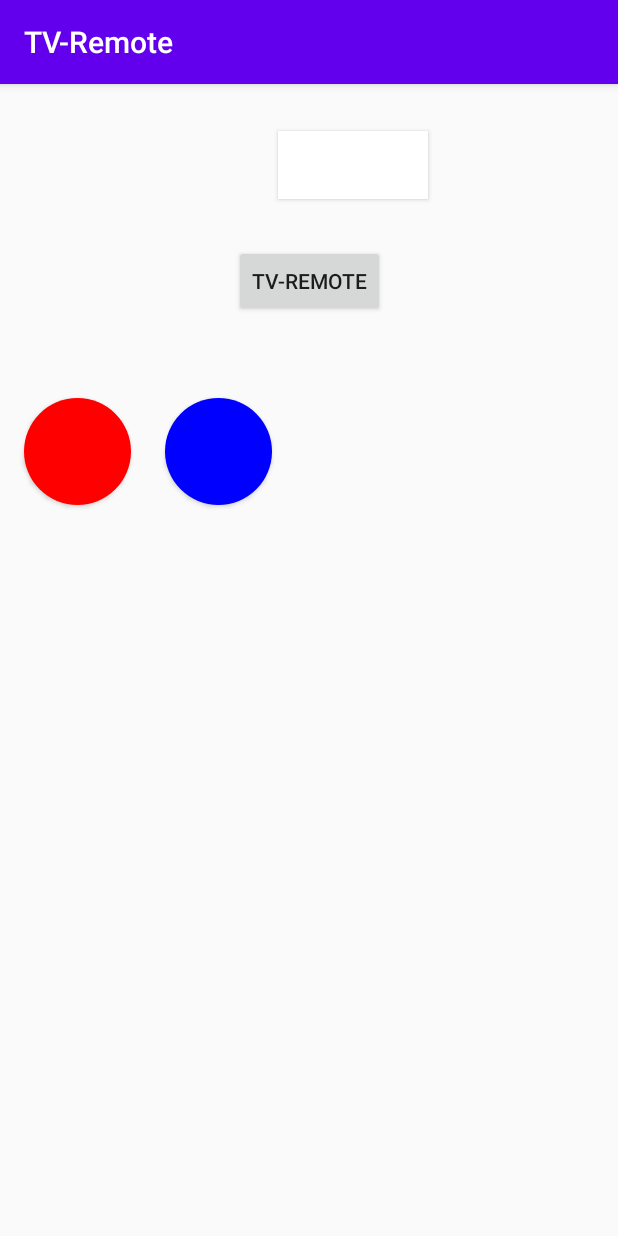
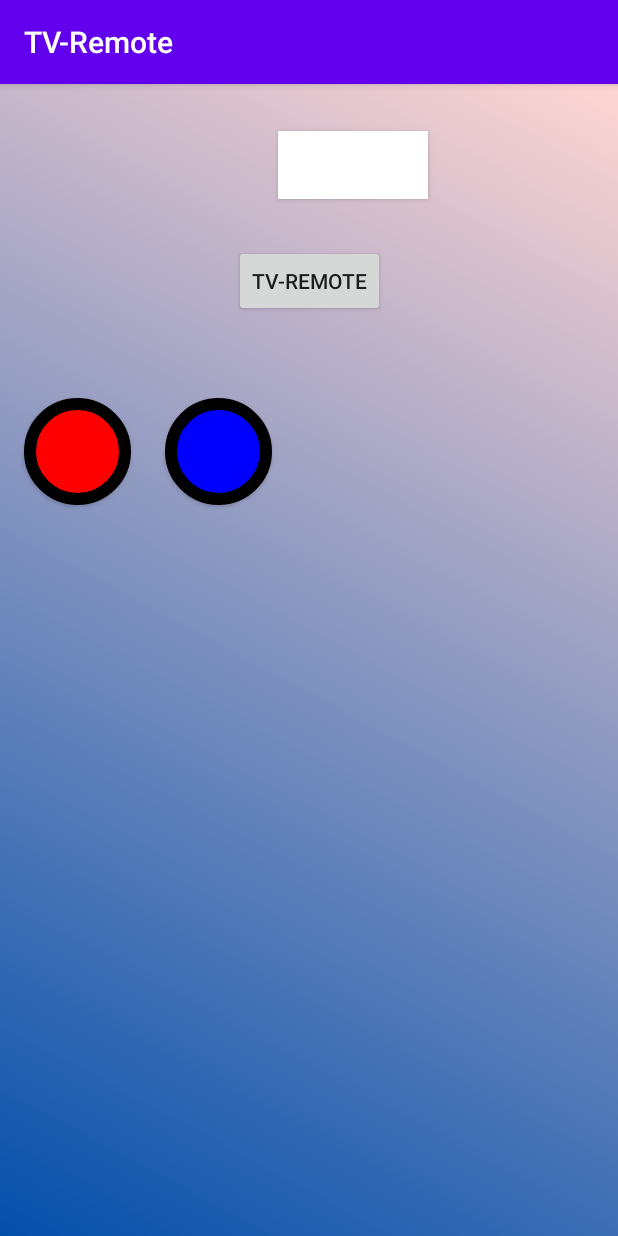
Before and after one commit to Paul-Abel/Controller-Java, an Android app: the screen it shows after launch (Led), after a tap on "BUTTON", on a phone screen of 412 x 824 dp. Run offline under Robolectric (Android 15) with nearby library versions, the phone set to English and light mode, and no system bars.

Commit message:
fließender Farbwechsel für den Hintergrund
fließender Farbwechsel für den Hintergrund

```diff
--- a/app/src/main/java/com/example/tv_remote/Led.java
+++ b/app/src/main/java/com/example/tv_remote/Led.java
@@ -2,11 +2,14 @@ package com.example.tv_remote;
 
 import androidx.annotation.RequiresApi;
 import androidx.appcompat.app.AppCompatActivity;
+import androidx.constraintlayout.widget.ConstraintLayout;
 
 import android.content.Intent;
 import android.graphics.Color;
+import android.graphics.drawable.AnimationDrawable;
 import android.os.Build;
 import android.os.Bundle;
+import android.view.MotionEvent;
 import android.view.View;
 import android.widget.Button;
 import android.widget.TextView;
@@ -17,7 +20,6 @@ public class Led extends AppCompatActivity {
     private Button led_anzeige;
     private Button led_red;
     private Button led_blue;
-    private TextView headline;
 
 
 
@@ -31,12 +33,14 @@ public class Led extends AppCompatActivity {
         led_anzeige = findViewById(R.id.led_anzeige);
         main = findViewById(R.id.LED_ChanceSite);
 
-        headline = findViewById(R.id.LedHeader);
-
-
+        ConstraintLayout constraintLayout = findViewById(R.id.layout);
+        AnimationDrawable animationDrawable = (AnimationDrawable) constraintLayout.getBackground();
+        animationDrawable.setEnterFadeDuration(2000);
+        animationDrawable.setExitFadeDuration(4000);
+        animationDrawable.start();
 
         main.setOnClickListener(new View.OnClickListener(){
-            public void onClick(View v){
+            public void onClick(View v) {
                 mainmenu();
             }
         });
--- a/app/src/main/java/com/example/tv_remote/MainActivity.java
+++ b/app/src/main/java/com/example/tv_remote/MainActivity.java
@@ -1,8 +1,10 @@
 package com.example.tv_remote;
 
 import androidx.appcompat.app.AppCompatActivity;
+import androidx.constraintlayout.widget.ConstraintLayout;
 
 import android.content.Intent;
+import android.graphics.drawable.AnimationDrawable;
 import android.os.Bundle;
 import android.view.View;
 import android.widget.Button;
@@ -19,8 +21,8 @@ public class MainActivity extends AppCompatActivity {
         super.onCreate(savedInstanceState);
         setContentView(R.layout.activity_main);
 
-        testButton = (Button) findViewById(R.id.Main_LedButton);
-        testText = (TextView) findViewById(R.id.MainHeader);
+        testButton = findViewById(R.id.Main_LedButton);
+        testText = findViewById(R.id.MainHeader);
 
         testButton.setOnClickListener(new View.OnClickListener(){
                 public void onClick(View v){
@@ -28,7 +30,11 @@ public class MainActivity extends AppCompatActivity {
                 }
         });
 
-
+        ConstraintLayout constraintLayout = findViewById(R.id.layout);
+        AnimationDrawable animationDrawable = (AnimationDrawable) constraintLayout.getBackground();
+        animationDrawable.setEnterFadeDuration(2000);
+        animationDrawable.setExitFadeDuration(4000);
+        animationDrawable.start();
     }
     public void openled(){
         Intent led = new Intent(this, Led.class);
--- /dev/null
+++ b/app/src/main/res/drawable/gradient_1.xml
@@ -0,0 +1,7 @@
+<?xml version="1.0" encoding="utf-8"?>
+<shape xmlns:android="http://schemas.android.com/apk/res/android">
+    <gradient
+        android:angle="225"
+        android:endColor="#044fab"
+        android:startColor="#ffd6d3" />
+</shape>
--- /dev/null
+++ b/app/src/main/res/drawable/gradient_2.xml
@@ -0,0 +1,7 @@
+<?xml version="1.0" encoding="utf-8"?>
+<shape xmlns:android="http://schemas.android.com/apk/res/android">
+    <gradient
+        android:angle="135"
+        android:endColor="#43b4ef"
+        android:startColor="#32ff3f" />
+</shape>
--- /dev/null
+++ b/app/src/main/res/drawable/gradient_3.xml
@@ -0,0 +1,7 @@
+<?xml version="1.0" encoding="utf-8"?>
+<shape xmlns:android="http://schemas.android.com/apk/res/android">
+    <gradient
+        android:angle="45"
+        android:endColor="#933c94"
+        android:startColor="#517f95" />
+</shape>
--- /dev/null
+++ b/app/src/main/res/drawable/gradient_list.xml
@@ -0,0 +1,13 @@
+<?xml version="1.0" encoding="utf-8"?>
+<animation-list xmlns:android="http://schemas.android.com/apk/res/android">
+
+    <item android:drawable="@drawable/gradient_1"
+        android:duration="4000"/>
+
+    <item android:drawable="@drawable/gradient_2"
+        android:duration="4000"/>
+
+    <item android:drawable="@drawable/gradient_3"
+        android:duration="4000"/>
+
+</animation-list>
--- a/app/src/main/res/drawable/round_button_blue.xml
+++ b/app/src/main/res/drawable/round_button_blue.xml
@@ -5,6 +5,7 @@
             <size android:width="100dp"
                 android:height="100dp"/>
             <solid android:color="@color/blue"/>
+            <stroke android:width="12px" android:color="#000000" />
         </shape>
     </item>
 </selector>
--- a/app/src/main/res/drawable/round_button_red.xml
+++ b/app/src/main/res/drawable/round_button_red.xml
@@ -5,6 +5,7 @@
             <size android:width="100dp"
                 android:height="100dp"/>
             <solid android:color="@color/red"/>
+            <stroke android:width="12px" android:color="#000000" />
         </shape>
     </item>
 </selector>
--- a/app/src/main/res/layout/activity_led.xml
+++ b/app/src/main/res/layout/activity_led.xml
@@ -2,8 +2,10 @@
 <androidx.constraintlayout.widget.ConstraintLayout xmlns:android="http://schemas.android.com/apk/res/android"
     xmlns:app="http://schemas.android.com/apk/res-auto"
     xmlns:tools="http://schemas.android.com/tools"
+    android:id="@+id/layout"
     android:layout_width="match_parent"
     android:layout_height="match_parent"
+    android:background="@drawable/gradient_list"
     tools:context=".Led">
 
     <Button
@@ -47,18 +49,7 @@
         app:layout_constraintTop_toTopOf="parent"
         app:layout_constraintVertical_bias="0.3" />
 
-    <TextView
-        android:id="@+id/LedHeader"
-        android:layout_width="wrap_content"
-        android:layout_height="45dp"
-        android:textSize="30sp"
-        app:layout_constraintBottom_toTopOf="@+id/LED_ChanceSite"
-        app:layout_constraintEnd_toEndOf="parent"
-        app:layout_constraintHorizontal_bias="0.307"
-        app:layout_constraintStart_toStartOf="parent"
-        app:layout_constraintTop_toTopOf="parent"
-        app:layout_constraintVertical_bias="0.491"
-        tools:text="LED" />
+
 
     <Button
         android:id="@+id/led_anzeige"
@@ -73,4 +64,18 @@
         app:layout_constraintTop_toTopOf="parent"
         app:layout_constraintVertical_bias="0.043" />
 
+    <TextView
+        android:id="@+id/textView"
+        android:layout_width="wrap_content"
+        android:layout_height="wrap_content"
+        android:textColor="@color/black"
+        android:textSize="36sp"
+        app:layout_constraintBottom_toTopOf="@+id/LED_ChanceSite"
+        app:layout_constraintEnd_toStartOf="@+id/led_anzeige"
+        app:layout_constraintHorizontal_bias="0.85"
+        app:layout_constraintStart_toStartOf="parent"
+        app:layout_constraintTop_toTopOf="parent"
+        app:layout_constraintVertical_bias="0.547"
+        tools:text="LED" />
+
 </androidx.constraintlayout.widget.ConstraintLayout>
--- a/app/src/main/res/layout/activity_main.xml
+++ b/app/src/main/res/layout/activity_main.xml
@@ -2,8 +2,10 @@
 <androidx.constraintlayout.widget.ConstraintLayout xmlns:android="http://schemas.android.com/apk/res/android"
     xmlns:app="http://schemas.android.com/apk/res-auto"
     xmlns:tools="http://schemas.android.com/tools"
+    android:id="@+id/layout"
     android:layout_width="match_parent"
     android:layout_height="match_parent"
+    android:background="@drawable/gradient_list"
     tools:context=".MainActivity">
 
 
--- a/app/src/main/res/values/colors.xml
+++ b/app/src/main/res/values/colors.xml
@@ -6,6 +6,8 @@
     <color name="red">#FF0000</color>
     <color name="blue">#0000FF</color>
     <color name="white">#FFFFFF</color>
+    <color name="black">#000000</color>
+
 
 
 </resources>
```
